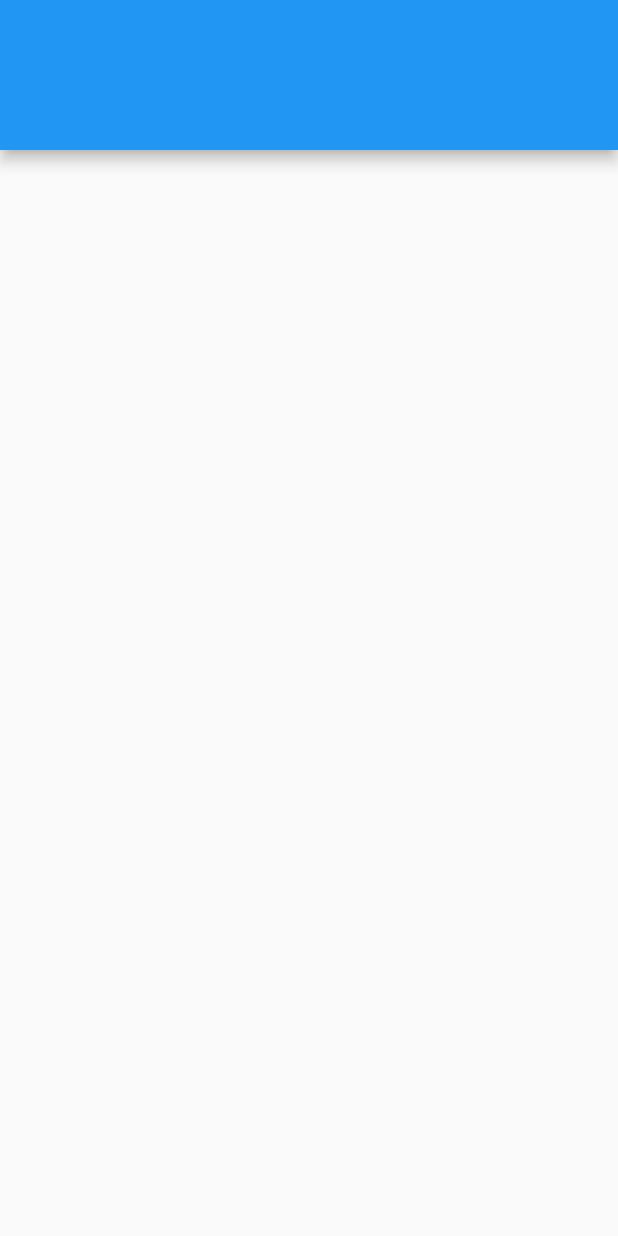
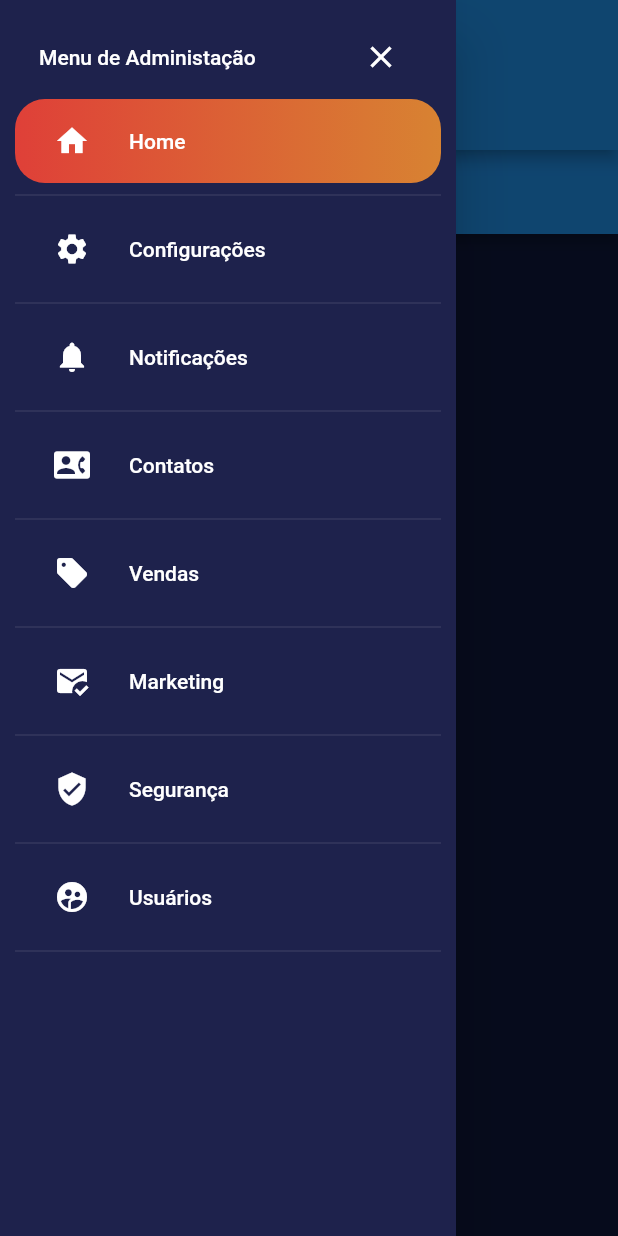
Before and after one commit to zAndreyG/Flutter-Responsive-Mobile-Web-App, a Flutter app: the screen it shows after launch, with the side drawer open (before the commit the screen has no drawer), on a phone screen of 412 x 824 dp. Run offline on Flutter 3.47's test engine with Material 2 defaults, Android fonts, the phone set to English and light mode, and no system bars; our stand-ins replace fl_chart, flutter_svg, google_fonts.

Commit message:
Adding Drawer

```diff
--- /dev/null
+++ b/responsive_ui_panel/lib/drawer/drawer_page.dart
@@ -0,0 +1,102 @@
+import 'package:flutter/material.dart';
+import 'package:responsive_ui_panel/constants.dart';
+import 'package:responsive_ui_panel/responsive_layout.dart';
+
+class DrawerPage extends StatefulWidget {
+  @override
+  _DrawerPageState createState() => _DrawerPageState();
+}
+
+class ButtomInfo {
+  String title;
+  IconData icon;
+
+  ButtomInfo({required this.title, required this.icon});
+}
+
+int _currentIndex = 0;
+
+List<ButtomInfo> _buttomNames = [
+  ButtomInfo(title: 'Home', icon: Icons.home),
+  ButtomInfo(title: 'Configurações', icon: Icons.settings),
+  ButtomInfo(title: 'Notificações', icon: Icons.notifications),
+  ButtomInfo(title: 'Contatos', icon: Icons.contact_phone_rounded),
+  ButtomInfo(title: 'Vendas', icon: Icons.sell),
+  ButtomInfo(title: 'Marketing', icon: Icons.mark_email_read),
+  ButtomInfo(title: 'Segurança', icon: Icons.verified_user),
+  ButtomInfo(title: 'Usuários', icon: Icons.supervised_user_circle_rounded),
+];
+
+class _DrawerPageState extends State<DrawerPage> {
+  @override
+  Widget build(BuildContext context) {
+    return Drawer(
+      child: SingleChildScrollView(
+        child: Padding(
+          padding: const EdgeInsets.all(Constants.kPadding),
+          child: Column(
+            children: [
+              ListTile(
+                title: Text(
+                  "Menu de Administação",
+                  style: TextStyle(
+                    color: Colors.white,
+                  ),
+                ),
+                trailing: ResponsiveLayout.isComputer(context)
+                    ? null
+                    : IconButton(
+                        onPressed: () => Navigator.pop(context),
+                        icon: Icon(
+                          Icons.close,
+                          color: Colors.white,
+                        )),
+              ),
+              ...List.generate(
+                _buttomNames.length,
+                (index) => Column(
+                  children: [
+                    Container(
+                      decoration: index == _currentIndex
+                          ? BoxDecoration(
+                              borderRadius: BorderRadius.circular(20),
+                              gradient: LinearGradient(
+                                colors: [
+                                  Constants.redDark.withOpacity(0.9),
+                                  Constants.orangenDark.withOpacity(0.9),
+                                ],
+                              ),
+                            )
+                          : null,
+                      child: ListTile(
+                        title: Text(
+                          _buttomNames[index].title,
+                          style: TextStyle(color: Colors.white),
+                        ),
+                        leading: Padding(
+                          padding: const EdgeInsets.all(Constants.kPadding),
+                          child: Icon(
+                            _buttomNames[index].icon,
+                            color: Colors.white,
+                          ),
+                        ),
+                        onTap: () => setState(() => _currentIndex = index),
+                        shape: RoundedRectangleBorder(
+                          borderRadius: BorderRadius.circular(20),
+                        ),
+                      ),
+                    ),
+                    Divider(
+                      color: Colors.white,
+                      thickness: 0.1,
+                    )
+                  ],
+                ),
+              )
+            ],
+          ),
+        ),
+      ),
+    );
+  }
+}
--- a/responsive_ui_panel/lib/main.dart
+++ b/responsive_ui_panel/lib/main.dart
@@ -1,4 +1,5 @@
 import 'package:flutter/material.dart';
+import 'package:responsive_ui_panel/constants.dart';
 import 'package:responsive_ui_panel/widget_tree.dart';
 
 void main() {
@@ -10,10 +11,12 @@ class MyApp extends StatelessWidget {
   @override
   Widget build(BuildContext context) {
     return MaterialApp(
+      debugShowCheckedModeBanner: false,
       title: 'Flutter Demo',
       theme: ThemeData(
-        primarySwatch: Colors.blue,
-      ),
+          primarySwatch: Colors.blue,
+          scaffoldBackgroundColor: Constants.purpleDark,
+          canvasColor: Constants.purpleLight),
       home: WidgetTree(),
     );
   }
--- /dev/null
+++ b/responsive_ui_panel/lib/panel_left/panel_left_page.dart
@@ -0,0 +1,17 @@
+import 'package:flutter/material.dart';
+
+class PanelLeftPage extends StatefulWidget {
+  @override
+  _PanelLeftPageState createState() => _PanelLeftPageState();
+}
+
+class _PanelLeftPageState extends State<PanelLeftPage> {
+  @override
+  Widget build(BuildContext context) {
+    return Scaffold(
+      appBar: AppBar(
+        backgroundColor: Colors.red,
+      ),
+    );
+  }
+}
--- /dev/null
+++ b/responsive_ui_panel/lib/panel_right/panel_right_page.dart
@@ -0,0 +1,17 @@
+import 'package:flutter/material.dart';
+
+class PanelRightPage extends StatefulWidget {
+  @override
+  _PanelRightPageState createState() => _PanelRightPageState();
+}
+
+class _PanelRightPageState extends State<PanelRightPage> {
+  @override
+  Widget build(BuildContext context) {
+    return Scaffold(
+      appBar: AppBar(
+        backgroundColor: Colors.green,
+      ),
+    );
+  }
+}
--- /dev/null
+++ b/responsive_ui_panel/lib/panerl_center/panel_center_page.dart
@@ -0,0 +1,17 @@
+import 'package:flutter/material.dart';
+
+class PanelCenterPage extends StatefulWidget {
+  @override
+  _PanelCenterPageState createState() => _PanelCenterPageState();
+}
+
+class _PanelCenterPageState extends State<PanelCenterPage> {
+  @override
+  Widget build(BuildContext context) {
+    return Scaffold(
+      appBar: AppBar(
+        backgroundColor: Colors.blue,
+      ),
+    );
+  }
+}
--- a/responsive_ui_panel/lib/widget_tree.dart
+++ b/responsive_ui_panel/lib/widget_tree.dart
@@ -1,4 +1,8 @@
 import 'package:flutter/material.dart';
+import 'package:responsive_ui_panel/drawer/drawer_page.dart';
+import 'package:responsive_ui_panel/panel_left/panel_left_page.dart';
+import 'package:responsive_ui_panel/panel_right/panel_right_page.dart';
+import 'package:responsive_ui_panel/panerl_center/panel_center_page.dart';
 import 'package:responsive_ui_panel/responsive_layout.dart';
 
 class WidgetTree extends StatefulWidget {
@@ -19,11 +23,32 @@ class _WidgetTreeState extends State<WidgetTree> {
       ),
       body: ResponsiveLayout(
         tiny: Container(),
-        phone: Container(),
-        tablet: Container(),
-        largeTablet: Container(),
-        computer: Container(),
+        phone: PanelCenterPage(),
+        tablet: Row(
+          children: [
+            Expanded(child: PanelLeftPage()),
+            Expanded(child: PanelCenterPage()),
+          ],
+        ),
+        largeTablet: Row(
+          children: [
+            Expanded(child: PanelLeftPage()),
+            Expanded(child: PanelCenterPage()),
+            Expanded(child: PanelRightPage()),
+          ],
+        ),
+        computer: Row(
+          children: [
+            Expanded(child: DrawerPage()),
+            Expanded(child: PanelLeftPage()),
+            Expanded(child: PanelCenterPage()),
+            Expanded(child: PanelRightPage()),
+          ],
+        ),
       ),
+      drawer: DrawerPage(),
     );
   }
 }
+
+// 14:33
```
